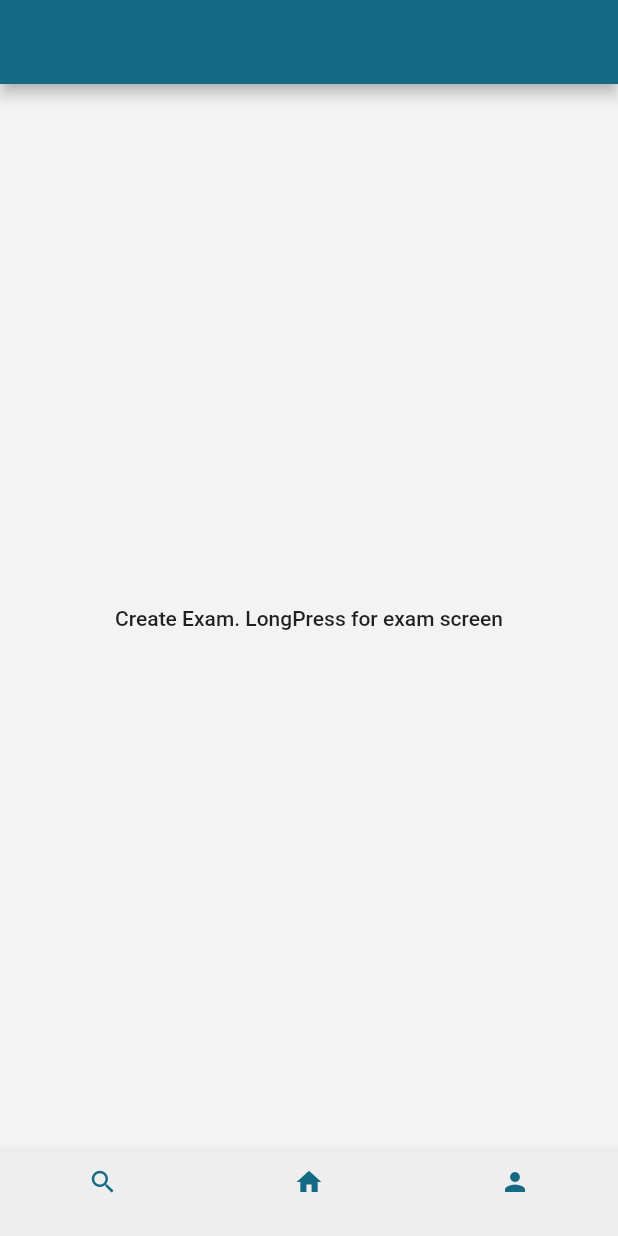
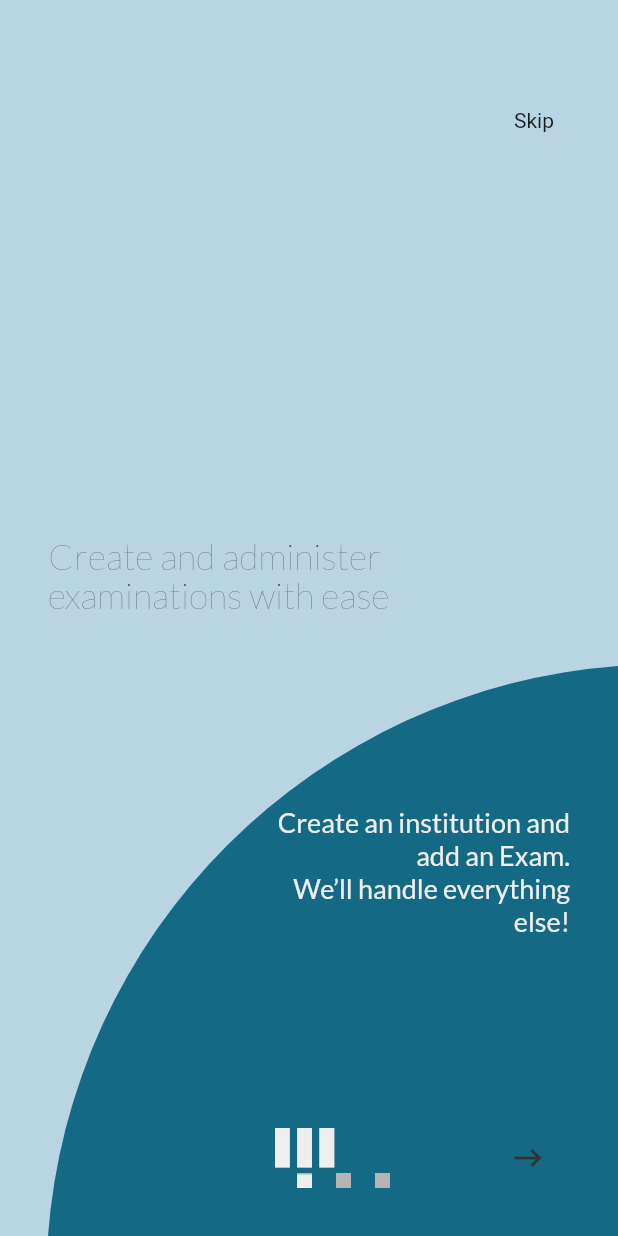
Before and after one commit to DSC-Unilag/ohw-2020-15, a Flutter app: the screen it shows after launch, on a phone screen of 412 x 824 dp. Run offline on Flutter 3.47's test engine with Material 2 defaults, Android fonts, the phone set to English and light mode, and no system bars; our stand-ins replace google_fonts.

Commit message:
Onboarding Screens. App Icon asset and implementation

```diff
--- a/lib/main.dart
+++ b/lib/main.dart
@@ -14,6 +14,10 @@ class ExamApp extends StatelessWidget {
       home: SplashScreen(),
       theme: ThemeData.light().copyWith(
         scaffoldBackgroundColor: Style.mainBackgroundColor,
+        primaryColor: Style.themeGreen,
+        accentColor: Style.themeGreenLight,
+        secondaryHeaderColor: Style.themeGreen,
+        splashColor: Style.themeGreenLight,
       ),
     );
   }
--- a/lib/utilities/app_widgets.dart
+++ b/lib/utilities/app_widgets.dart
@@ -18,6 +18,14 @@ class CustomAppBar extends StatelessWidget implements PreferredSizeWidget {
     return AppBar(
       backgroundColor: Style.themeGreen,
       automaticallyImplyLeading: false,
+      title: Padding(
+        padding: const EdgeInsets.only(left: 16.0),
+        child: Icon(
+          Style.OhwExamAppIcons.ohwExamAppIcon,
+          color: Style.themeWhite,
+          size: 25,
+        ),
+      ),
     );
   }
 
--- a/lib/utilities/style.dart
+++ b/lib/utilities/style.dart
@@ -96,3 +96,16 @@ final smallButtonTextStyle = GoogleFonts.lato(
   fontWeight: FontWeight.w500,
   color: textWhiteColor,
 );
+
+class OhwExamAppIcons {
+  OhwExamAppIcons._();
+
+  static const _kFontFam = 'OhwExamAppIcons';
+  static const _kFontPkg = null;
+
+  static const IconData ohwExamAppIcon = IconData(
+    0xe800,
+    fontFamily: _kFontFam,
+    fontPackage: _kFontPkg,
+  );
+}
--- /dev/null
+++ b/lib/views/welcome_screens/onboarding.dart
@@ -0,0 +1,191 @@
+import 'package:flutter/cupertino.dart';
+import 'package:flutter/material.dart';
+import '../dashboard.dart';
+import '../../utilities/style.dart' as Style;
+
+class OnboardingScreen extends StatefulWidget {
+  @override
+  _OnboardingScreenState createState() => _OnboardingScreenState();
+}
+
+class _OnboardingScreenState extends State<OnboardingScreen> {
+  final PageController _pageController = PageController();
+  int page = 0;
+
+  navigateToSignUp(BuildContext context) {
+    Navigator.push(
+      context,
+      CupertinoPageRoute(
+        builder: (_) => Dashboard(),
+      ),
+    );
+  }
+
+  @override
+  Widget build(BuildContext context) {
+    return Scaffold(
+      backgroundColor: Style.themeBlueLight,
+      body: CustomPaint(
+        painter: OnboardingScreenBackground(),
+        child: Container(
+          constraints: BoxConstraints.tight(MediaQuery.of(context).size),
+          margin: const EdgeInsets.fromLTRB(32, 56, 32, 32),
+          child: Column(
+            crossAxisAlignment: CrossAxisAlignment.end,
+            children: <Widget>[
+              RawMaterialButton(
+                onPressed: () {},
+                constraints: BoxConstraints.tightFor(width: 48, height: 40),
+                child: Text(
+                  'Skip',
+                  textAlign: TextAlign.right,
+                ),
+                elevation: 0,
+              ),
+              Expanded(
+                flex: 5,
+                child: PageView.builder(
+                  controller: _pageController,
+                  onPageChanged: (int currentPage) {
+                    setState(() {
+                      page = currentPage;
+                    });
+                  },
+                  itemCount: onboardingTexts.length,
+                  itemBuilder: (_, index) {
+                    return Column(
+                      mainAxisAlignment: MainAxisAlignment.spaceEvenly,
+                      children: <Widget>[
+                        Spacer(flex: 2),
+                        Align(
+                          alignment: Alignment.topLeft,
+                          child: ConstrainedBox(
+                            constraints: BoxConstraints(maxWidth: 295),
+                            child: Text(
+                              '${onboardingTexts[index][0]}',
+                              style: Style.body1.copyWith(
+                                fontSize: 24,
+                                fontWeight: FontWeight.w200,
+                              ),
+                            ),
+                          ),
+                        ),
+                        Spacer(),
+                        Align(
+                          alignment: Alignment.bottomRight,
+                          child: ConstrainedBox(
+                            constraints: BoxConstraints(maxWidth: 195),
+                            child: Text(
+                              '${onboardingTexts[index][1]}',
+                              style: Style.body2.copyWith(
+                                color: Style.textWhiteColor,
+                                fontSize: 18,
+                              ),
+                              textAlign: TextAlign.right,
+                            ),
+                          ),
+                        ),
+                        Spacer(),
+                      ],
+                    );
+                  },
+                ),
+              ),
+              Container(
+                height: 40,
+                width: double.maxFinite,
+                child: Stack(
+                  children: <Widget>[
+                    Positioned(
+                      right: 0,
+                      bottom: 0,
+                      top: 0,
+                      width: 56,
+                      child: IconButton(
+                          icon: Icon(
+                            Icons.keyboard_backspace,
+                            color: Style.themeBlack,
+                            textDirection: TextDirection.rtl,
+                          ),
+                          onPressed: () {
+                            if (_pageController.page <
+                                onboardingTexts.length - 1) {
+                              _pageController.nextPage(
+                                duration: Duration(milliseconds: 500),
+                                curve: Curves.easeInExpo,
+                              );
+                            } else {
+                              navigateToSignUp(context);
+                            }
+                          }),
+                    ),
+                    for (int i = 0; i < onboardingTexts.length; i++)
+                      Positioned(
+                        bottom: 0,
+                        right: 120 + (i * 26).toDouble(),
+                        child: Container(
+                          width: 10,
+                          height: 10,
+                          color: Style.themeGrey,
+                        ),
+                      ),
+                    AnimatedPositioned(
+                      bottom: 0,
+                      right: 157 - (page * 26).toDouble(),
+                      child: Icon(
+                        Style.OhwExamAppIcons.ohwExamAppIcon,
+                        color: Style.themeWhite,
+                        size: 40,
+                      ),
+                      duration: Duration(milliseconds: 500),
+                      curve: Curves.easeInExpo,
+                    )
+                  ],
+                ),
+              )
+            ],
+          ),
+        ),
+      ),
+    );
+  }
+}
+
+class OnboardingScreenBackground extends CustomPainter {
+  @override
+  void paint(Canvas canvas, Size size) {
+    Size sizeForPaint = Size(size.width.clamp(50.0, 380.0), size.height);
+    Paint arcPaint = Paint()
+      ..color = Style.themeGreen
+      ..style = PaintingStyle.fill;
+
+    Path arcPath = Path()
+      ..moveTo(size.width - sizeForPaint.width, sizeForPaint.height)
+      ..arcToPoint(Offset(size.width, sizeForPaint.height - sizeForPaint.width),
+          radius: Radius.circular(size.width))
+      ..lineTo(size.width, size.height)
+      ..close();
+
+    canvas.drawPath(arcPath, arcPaint);
+  }
+
+  @override
+  bool shouldRepaint(CustomPainter oldDelegate) {
+    return false;
+  }
+}
+
+const onboardingTexts = {
+  0: [
+    "Create and administer examinations with ease",
+    "Create an institution and add an Exam. \nWe’ll handle everything else!"
+  ],
+  1: [
+    "Take exams from your mobile device anywhere.",
+    "Register under an institution and take their exams directly from your mobile."
+  ],
+  2: [
+    " See your results almost instantly with autograder.",
+    "Your attempt is graded with a corresponding marking scheme so you can see your results immediately."
+  ],
+};
--- a/lib/views/welcome_screens/splash_screen.dart
+++ b/lib/views/welcome_screens/splash_screen.dart
@@ -1,16 +1,15 @@
 import 'package:flutter/cupertino.dart';
 import 'package:flutter/material.dart';
 
+import 'onboarding.dart';
 import '../../utilities/style.dart' as Style;
-import '../../utilities/app_widgets.dart';
-import '../dashboard.dart';
 
 class SplashScreen extends StatelessWidget {
   onAppStart(BuildContext context) async {
     Future.delayed(Duration(seconds: 3)).then(
       (value) => Navigator.of(context).pushReplacement(
         CupertinoPageRoute(
-          builder: (_) => Dashboard(),
+          builder: (_) => OnboardingScreen(),
         ),
       ),
     );
@@ -22,7 +21,11 @@ class SplashScreen extends StatelessWidget {
     return Scaffold(
       backgroundColor: Style.themeBlueLight,
       body: Center(
-        child: AppIcon(),
+        child: Icon(
+          Style.OhwExamAppIcons.ohwExamAppIcon,
+          color: Style.themeGreen,
+          size: 72,
+        ),
       ),
     );
   }
```
Also changed, not shown: pubspec.yaml (+5 -3 lines), OhwExamAppIcons.ttf (added), pubspec.lock, 1 other file.
